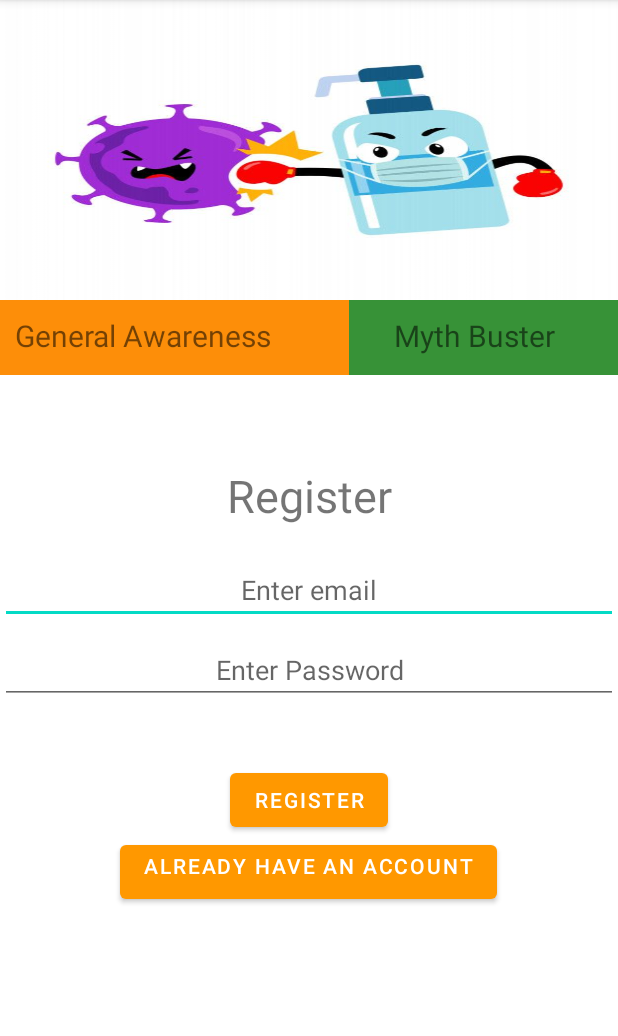
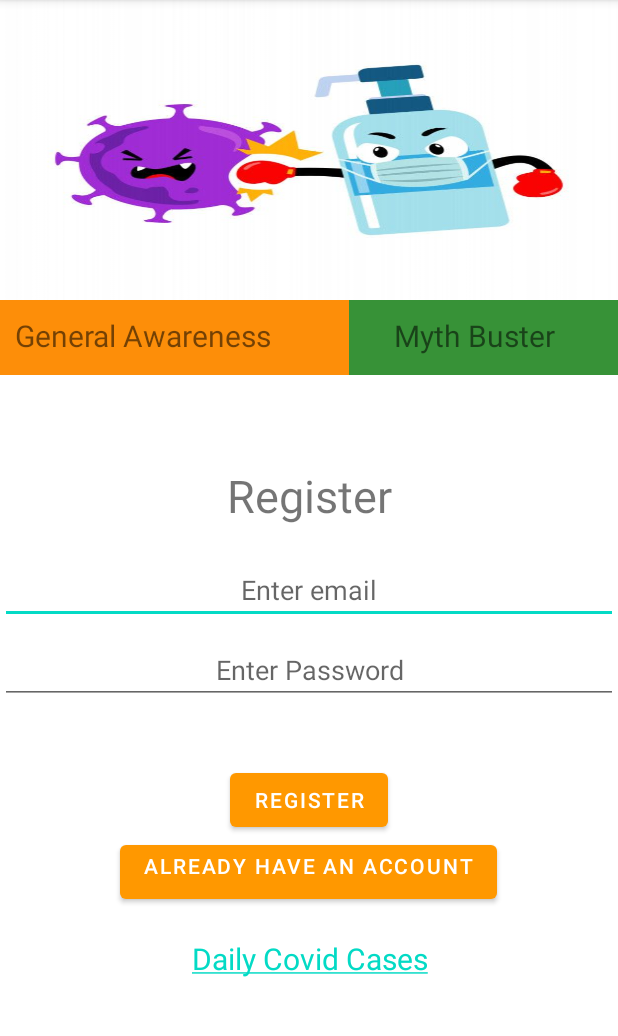
Before and after one commit to sunidhi64/FightCorona, an Android app: the screen it shows after launch (MainActivity), after a tap on "REGISTER", on a phone screen of 412 x 824 dp, the part 84-1120 px from its top. Run offline under Robolectric (Android 15) with nearby library versions, the phone set to English and light mode, and no system bars; our stand-ins replace Firebase (no records; nobody signed in at launch, a user with empty details on screens opened directly); libraries missing offline, so code that uses them is left out: com.firebase.client; 1 statement that could not run was skipped; 3 other taps on this screen came first.

Commit message:
new changes

```diff
--- a/app/src/main/java/com/example/fightcorona/DetailedAnalysis.java
+++ b/app/src/main/java/com/example/fightcorona/DetailedAnalysis.java
@@ -126,7 +126,7 @@ public class DetailedAnalysis extends AppCompatActivity {
             }
             }
         });
-        logout = findViewById(R.id.logout1);
+        logout = findViewById(R.id.logout);
         logout.setOnClickListener(new View.OnClickListener() {
             @Override
             public void onClick(View v) {
--- a/app/src/main/java/com/example/fightcorona/MainActivity.java
+++ b/app/src/main/java/com/example/fightcorona/MainActivity.java
@@ -5,6 +5,7 @@ import androidx.appcompat.app.AppCompatActivity;
 
 import android.content.Intent;
 import android.os.Bundle;
+import android.text.method.LinkMovementMethod;
 import android.util.Log;
 import android.view.View;
 import android.widget.Button;
@@ -99,6 +100,9 @@ public class MainActivity extends AppCompatActivity {
             }
         });
 
+        TextView cases = findViewById(R.id.daily_cases);
+        cases.setMovementMethod(LinkMovementMethod.getInstance());
+
 
 
     }
@@ -113,7 +117,7 @@ public class MainActivity extends AppCompatActivity {
                     //finish();
                 }
                 else {
-                    Toast.makeText(MainActivity.this, "Registeration failed", Toast.LENGTH_SHORT).show();
+                    Toast.makeText(MainActivity.this, "Registration failed", Toast.LENGTH_SHORT).show();
                 }
             }
         });
--- a/app/src/main/res/layout/activity_main.xml
+++ b/app/src/main/res/layout/activity_main.xml
@@ -102,8 +102,16 @@
         android:layout_height="wrap_content"
         android:text="Already have an account"
         android:gravity="center_horizontal"
+        android:layout_marginBottom="20dp"
         android:layout_gravity="center_horizontal"/>
 
+    <TextView
+        android:id="@+id/daily_cases"
+        android:layout_width="match_parent"
+        android:layout_height="wrap_content"
+        android:text="@string/dailyCases"
+        android:textSize="20sp"
+        android:gravity="center_horizontal"/>
 
 
 
--- a/app/src/main/res/values/strings.xml
+++ b/app/src/main/res/values/strings.xml
@@ -46,6 +46,7 @@ They are ANTIVIRALS that can reduce the effect of corona virus. By using these t
     <string name="antibiotics">Antibiotics CANNOT prevent or treat COVID-19. Antibiotics work only against bacteria, not viruses. COVID-19 is caused by a virus, and therefore antibiotics should not be used for prevention or treatment. However, if you are hospitalized for COVID-19, you may receive antibiotics because bacterial co-infection is possible.</string>
     <string name="alertmsg">*Take care of yourself \n Please be isolated in one room to protect other family members from covid19.</string>
     <string name="alertMsg1">*Take care of yourself</string>
+    <string name="dailyCases"><a href="https://covidindia.org/">Daily Covid Cases</a></string>
 
 
 </resources>
```
